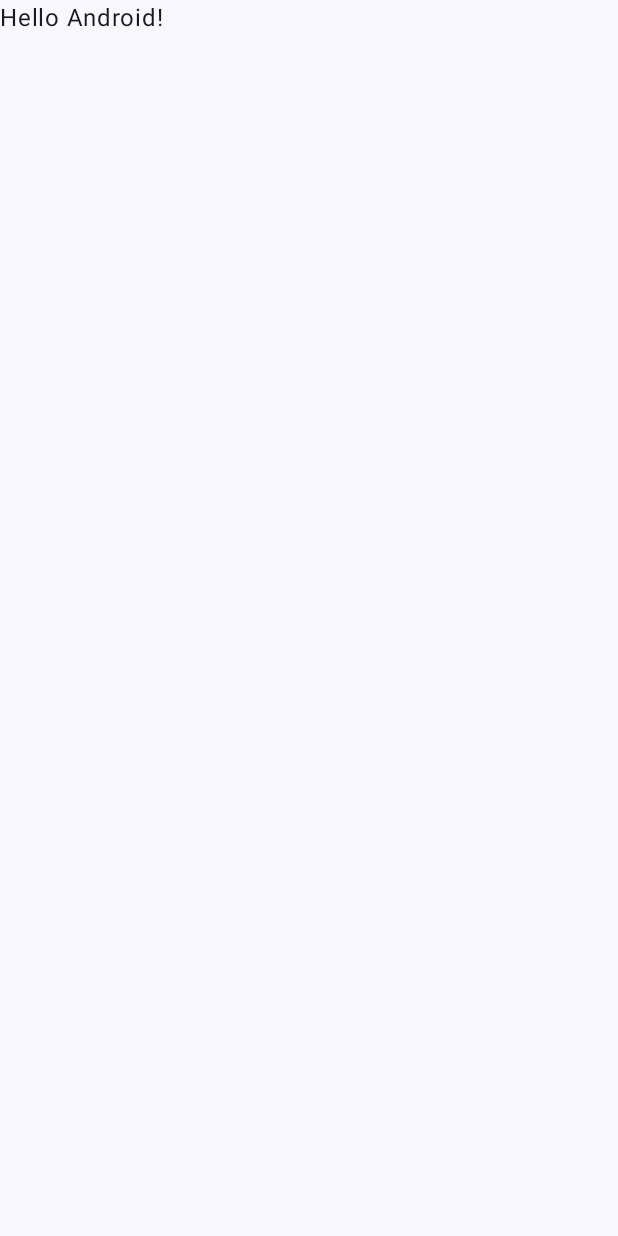
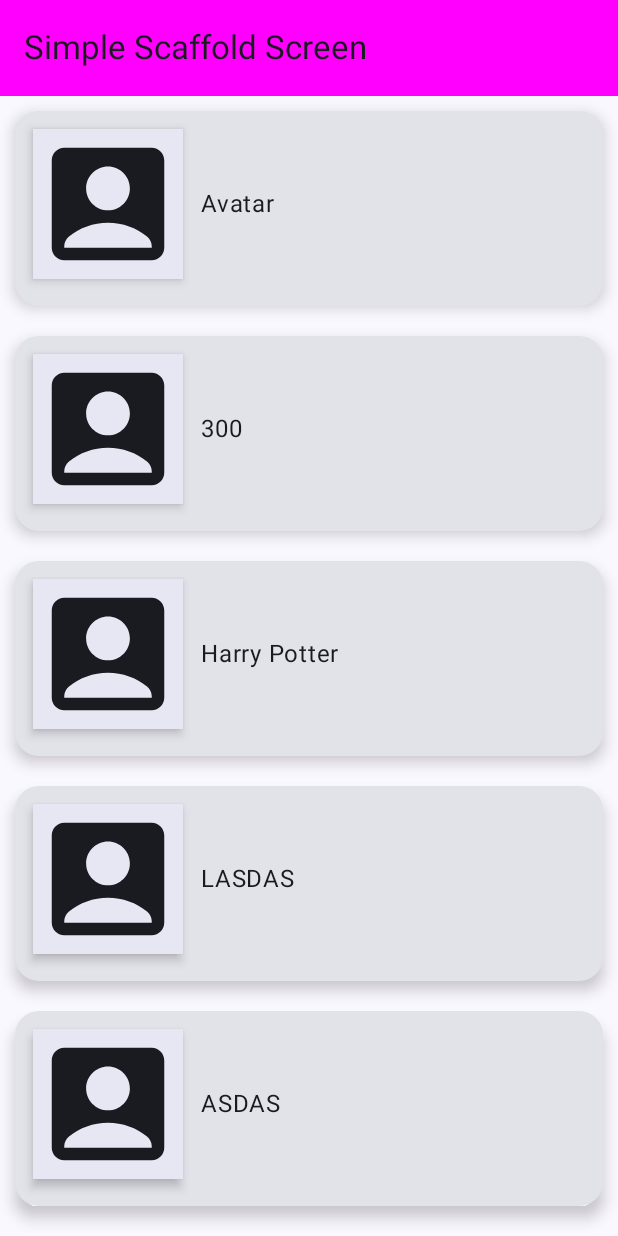
Before and after one commit to VSLuis01/MovieApp, an Android app built with Jetpack Compose: the screen it shows after launch (MainActivity), on a phone screen of 412 x 824 dp. Before the commit the screen is almost empty. Run offline under Robolectric (Android 15) with nearby library versions, the phone set to English and light mode, and no system bars.

```diff
--- a/app/src/main/java/br/com/luise/movieapp/MainActivity.kt
+++ b/app/src/main/java/br/com/luise/movieapp/MainActivity.kt
@@ -1,16 +1,51 @@
 package br.com.luise.movieapp
 
+import android.annotation.SuppressLint
 import android.os.Bundle
 import androidx.activity.ComponentActivity
 import androidx.activity.compose.setContent
 import androidx.activity.enableEdgeToEdge
+import androidx.compose.foundation.background
+import androidx.compose.foundation.layout.Arrangement
+import androidx.compose.foundation.layout.Box
+import androidx.compose.foundation.layout.Column
+import androidx.compose.foundation.layout.PaddingValues
+import androidx.compose.foundation.layout.Row
+import androidx.compose.foundation.layout.consumeWindowInsets
 import androidx.compose.foundation.layout.fillMaxSize
+import androidx.compose.foundation.layout.fillMaxWidth
+import androidx.compose.foundation.layout.height
 import androidx.compose.foundation.layout.padding
+import androidx.compose.foundation.layout.size
+import androidx.compose.foundation.layout.windowInsetsPadding
+import androidx.compose.foundation.lazy.LazyColumn
+import androidx.compose.foundation.lazy.LazyListScope
+import androidx.compose.foundation.lazy.items
+import androidx.compose.foundation.shape.CornerSize
+import androidx.compose.foundation.shape.RoundedCornerShape
+import androidx.compose.material.icons.Icons
+import androidx.compose.material.icons.filled.AccountBox
+import androidx.compose.material.icons.filled.Menu
+import androidx.compose.material3.Card
+import androidx.compose.material3.CardDefaults
+import androidx.compose.material3.ExperimentalMaterial3Api
+import androidx.compose.material3.ExtendedFloatingActionButton
+import androidx.compose.material3.FabPosition
+import androidx.compose.material3.Icon
+import androidx.compose.material3.IconButton
+import androidx.compose.material3.MaterialTheme
 import androidx.compose.material3.Scaffold
+import androidx.compose.material3.Surface
 import androidx.compose.material3.Text
+import androidx.compose.material3.TopAppBar
+import androidx.compose.material3.TopAppBarDefaults
 import androidx.compose.runtime.Composable
+import androidx.compose.ui.Alignment
 import androidx.compose.ui.Modifier
+import androidx.compose.ui.graphics.Color
+import androidx.compose.ui.graphics.RectangleShape
 import androidx.compose.ui.tooling.preview.Preview
+import androidx.compose.ui.unit.dp
 import br.com.luise.movieapp.ui.theme.MovieAppTheme
 
 class MainActivity : ComponentActivity() {
@@ -18,30 +53,79 @@ class MainActivity : ComponentActivity() {
         super.onCreate(savedInstanceState)
         enableEdgeToEdge()
         setContent {
-            MovieAppTheme {
-                Scaffold(modifier = Modifier.fillMaxSize()) { innerPadding ->
-                    Greeting(
-                        name = "Android",
-                        modifier = Modifier.padding(innerPadding)
-                    )
-                }
+            MyApp { innerPadding ->
+                MainContent(contentPadding = innerPadding)
             }
         }
     }
 }
 
+@OptIn(ExperimentalMaterial3Api::class)
 @Composable
-fun Greeting(name: String, modifier: Modifier = Modifier) {
-    Text(
-        text = "Hello $name!",
-        modifier = modifier
-    )
+fun MyApp(content: @Composable (PaddingValues) -> Unit) {
+    MovieAppTheme {
+        Scaffold(
+            topBar = {
+                TopAppBar(
+                    title = { Text("Simple Scaffold Screen") },
+                    colors = TopAppBarDefaults.topAppBarColors(containerColor = Color.Magenta)
+                )
+            },
+            content = { innerPadding ->
+                content(innerPadding)
+            }
+        )
+    }
 }
+
+@Composable
+fun MainContent(
+    contentPadding: PaddingValues,
+    movieList: List<String> = listOf("Avatar", "300", "Harry Potter", "LASDAS", "ASDAS", "AAAA", "AAA")
+) {
+    LazyColumn(
+        modifier = Modifier.consumeWindowInsets(contentPadding),
+        contentPadding = contentPadding
+    ) {
+        items(movieList) { movie ->
+            MovieRow(movie = movie)
+        }
+    }
+}
+
+@Composable
+fun MovieRow(movie: String) {
+    Card(modifier = Modifier
+        .padding(10.dp)
+        .fillMaxWidth()
+        .height(130.dp),
+        shape = RoundedCornerShape(corner = CornerSize(16.dp)),
+        elevation = CardDefaults.cardElevation(6.dp),
+        onClick = { /*TODO*/ }) {
+        Row(
+            verticalAlignment = Alignment.CenterVertically,
+            horizontalArrangement = Arrangement.Start
+        ) {
+            Surface(
+                modifier = Modifier
+                    .padding(12.dp)
+                    .size(100.dp),
+                shape = RectangleShape,
+                tonalElevation = 4.dp,
+                shadowElevation = 4.dp
+            ) {
+                Icon(imageVector = Icons.Default.AccountBox, contentDescription = "Movie Image")
+            }
+            Text(text = movie)
+        }
+    }
+}
+
 
 @Preview(showBackground = true)
 @Composable
 fun GreetingPreview() {
-    MovieAppTheme {
-        Greeting("Android")
+    MyApp { innerPadding ->
+        MainContent(contentPadding = innerPadding)
     }
 }
```
